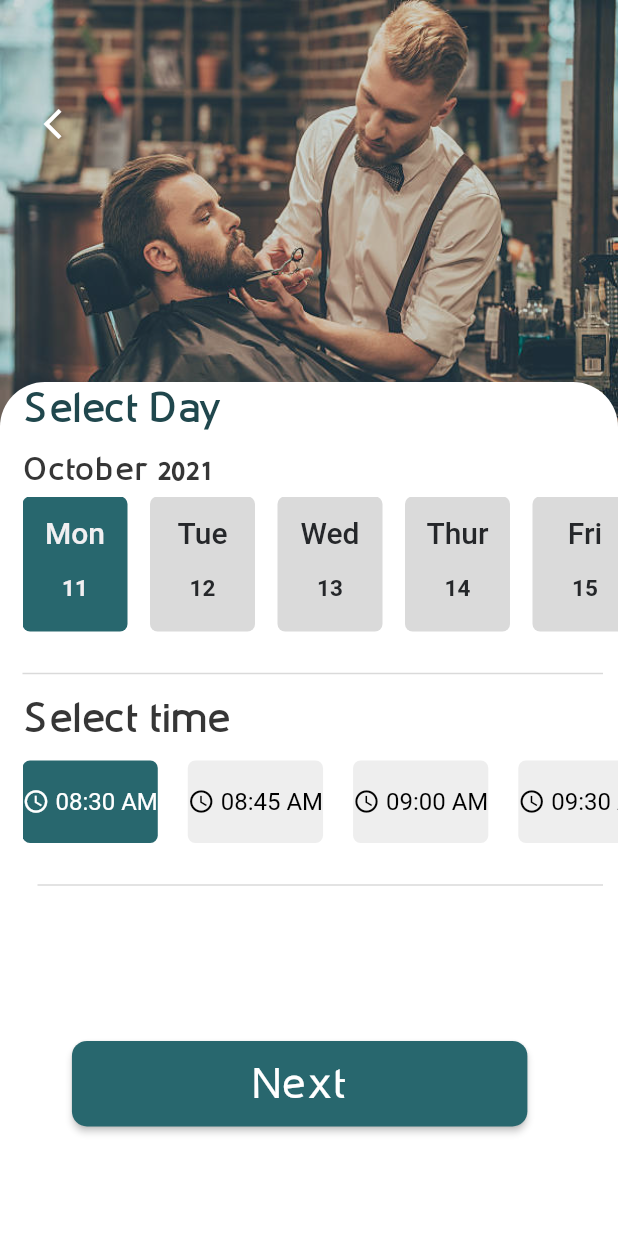
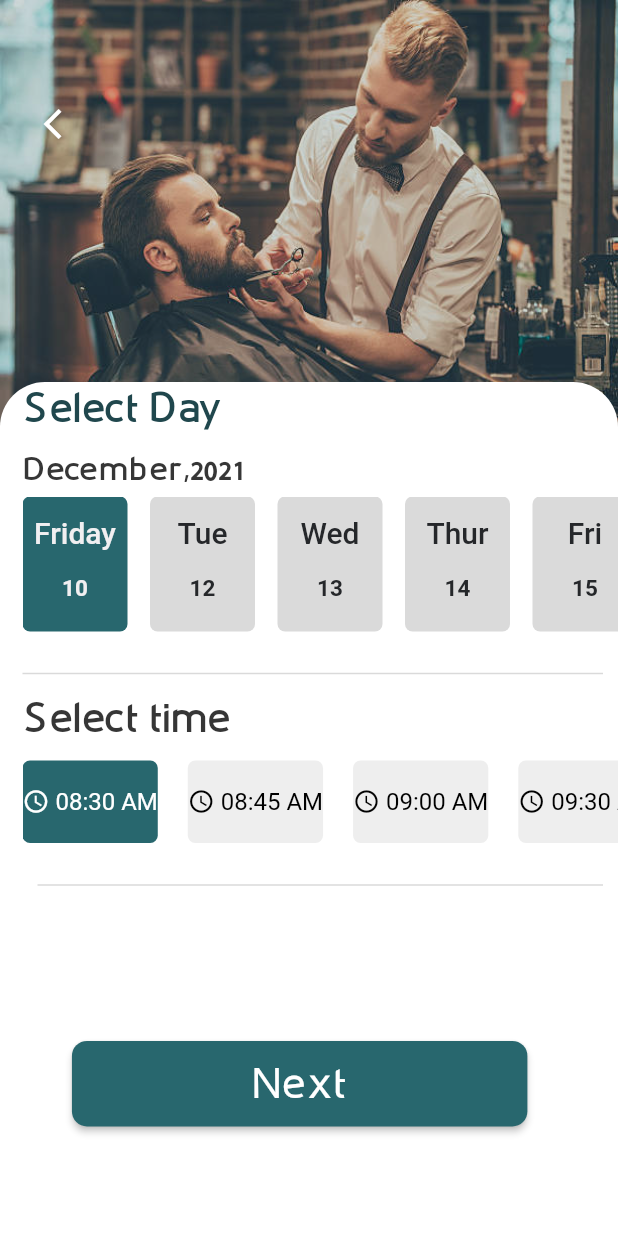
Before and after one commit to seeebbii/booky_appointment, a Flutter app: the AppointmentCustomerTwo screen opened directly, on a phone screen of 412 x 824 dp. Run offline on Flutter 3.47's test engine with Material 2 defaults, Android fonts, the phone set to English and light mode, and no system bars; our stand-ins replace cloud_firestore, firebase_auth, firebase_core, firebase_messaging, flutter_local_notifications, flutter_svg and 5 more; missing offline and left inert: bottom_bar_page_transition, flutter_time_range, splash_screen_view; accounts and stored records are empty.

Commit message:
Users for categories again and again

```diff
--- a/lib/main.dart
+++ b/lib/main.dart
@@ -40,7 +40,7 @@ void main() async {
       // ],
       // locale: const Locale(
       //     "ar", "AE"), // OR Locale('ar', 'AE') OR Other RTL locales,
-      home:LoginPage(),
+      home:AuthDecider(),
     ),
   );
 }
--- a/lib/screens/customer/appointment_two.dart
+++ b/lib/screens/customer/appointment_two.dart
@@ -1,6 +1,6 @@
 import 'package:booky/theme.dart';
 import 'package:flutter/material.dart';
-
+import 'package:intl/intl.dart';
 import 'appointment_three.dart';
 
 class AppointmentCustomerTwo extends StatefulWidget {
@@ -9,12 +9,23 @@ class AppointmentCustomerTwo extends StatefulWidget {
 
   @override
   _AppointmentCustomerTwoState createState() => _AppointmentCustomerTwoState();
+
 }
 
 class _AppointmentCustomerTwoState extends State<AppointmentCustomerTwo> {
+  List months=[
+    'Jan','Feb','March','April','May','June','July','August','Sepetember','October','Nov','December'
+  ];
+ var dateparse;
+ late String weekday;
+void initState() {
+  getdatetime();
+
+}
   int choise = 0;
   @override
   Widget build(BuildContext context) {
+    getdatetime();
     return Scaffold(
       body: Stack(children: [
         SizedBox(
@@ -87,7 +98,7 @@ class _AppointmentCustomerTwoState extends State<AppointmentCustomerTwo> {
                           color: kPrimaryTextColor),
                     ),
                     Text(
-                      'October 2021',
+                     "${months[dateparse.month-1]},${dateparse.year}",
                       style: TextStyle(
                         color: Color(0xff363636),
                         fontSize: 20,
@@ -99,7 +110,7 @@ class _AppointmentCustomerTwoState extends State<AppointmentCustomerTwo> {
                       child: ListView(
                         scrollDirection: Axis.horizontal,
                         children: [
-                          demoDate1("Mon", "11", true),
+                          demoDate1("${weekday}", "${dateparse.day}", true),
                           demoDate2("Tue", "12", false),
                           demoDate3("Wed", "13", false),
                           demoDate4("Thur", "14", false),
@@ -646,4 +657,13 @@ class _AppointmentCustomerTwoState extends State<AppointmentCustomerTwo> {
             ),
           );
   }
+
+  void getdatetime() {
+    DateTime now=DateTime.now();
+  var date = now.toString();
+
+     dateparse = DateTime.parse(date);
+ weekday= DateFormat('EEEE').format(now);
+
+  }
 }
--- a/lib/screens/customer/card.dart
+++ b/lib/screens/customer/card.dart
@@ -96,6 +96,7 @@ class CardScreen extends StatelessWidget {
                       SizedBox(
                         height: 20,
                       ),
+
                       StylistCard(stylistData[0]),
                       StylistCard(stylistData[1]),
                       StylistCard(stylistData[2]),
```
